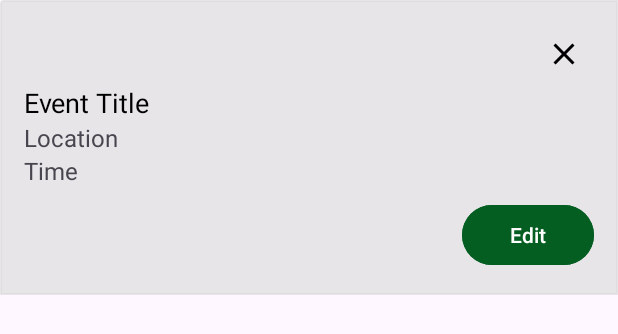
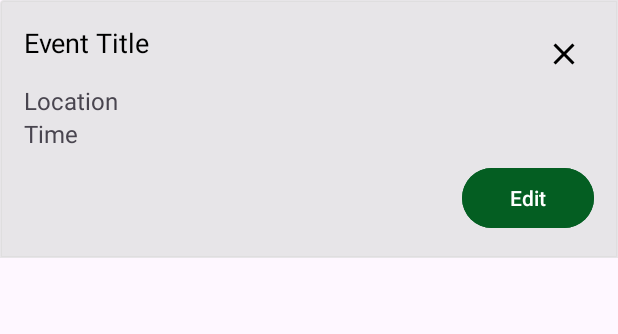
Before and after one commit to asemshaath/schedule-maker-app, an Android app: the layout event_list_item.xml on its own in the app's theme, with its tools: preview values and no code run, on a phone screen of 412 x 824 dp. Shown: the top 334 px of the screen. Run offline under Robolectric (Android 15) with nearby library versions, the light colour scheme and no system bars.

Commit message:
worked on editing events

```diff
--- a/CalenderApp/app/src/main/java/com/example/calenderapp/EventRepository.kt
+++ b/CalenderApp/app/src/main/java/com/example/calenderapp/EventRepository.kt
@@ -24,6 +24,11 @@ object EventRepository {
         return randomNumber
     }
 
+    fun getEvenById(eventId: Int): Event? {
+        val event = events.find { it.id == eventId }
+
+        return event
+    }
 
     fun incrementCounter(){
         counter++
--- a/CalenderApp/app/src/main/res/layout/event_list_item.xml
+++ b/CalenderApp/app/src/main/res/layout/event_list_item.xml
@@ -9,13 +9,38 @@
     android:padding="16dp">
 
 
+
+
     <LinearLayout
         android:layout_width="match_parent"
-        android:layout_height="wrap_content"
-        android:orientation="horizontal"
-        android:gravity="end">
+        android:layout_height="match_parent"
+        android:orientation="horizontal">
 
-        <ImageButton
+        <LinearLayout
+            android:layout_width="wrap_content"
+            android:layout_height="match_parent"
+            android:orientation="horizontal"
+            android:gravity="start">
+            <TextView
+                android:id="@+id/eventTitle"
+                android:layout_width="wrap_content"
+                android:layout_height="wrap_content"
+                android:text="Event Title"
+                android:textSize="18sp"
+                android:textColor="@android:color/black" />
+
+
+        </LinearLayout>
+
+
+        <LinearLayout
+            android:layout_width="match_parent"
+            android:layout_height="wrap_content"
+            android:orientation="horizontal"
+            android:gravity="end">
+
+
+            <ImageButton
                 android:id="@+id/deleteButton"
                 android:layout_width="wrap_content"
                 android:layout_height="wrap_content"
@@ -23,15 +48,10 @@
                 android:padding="8dp"
                 android:src="@drawable/ic_close" />
 
+        </LinearLayout>
+
     </LinearLayout>
 
-    <TextView
-        android:id="@+id/eventTitle"
-        android:layout_width="wrap_content"
-        android:layout_height="wrap_content"
-        android:text="Event Title"
-        android:textSize="18sp"
-        android:textColor="@android:color/black" />
 
     <TextView
         android:id="@+id/eventLocation"
```
Also changed, not shown: CalenderApp/app/src/main/java/com/example/calenderapp/EventAdapter.kt (+9 -1 lines), CalenderApp/app/src/main/java/com/example/calenderapp/EventForm.kt (+63 -5 lines).
